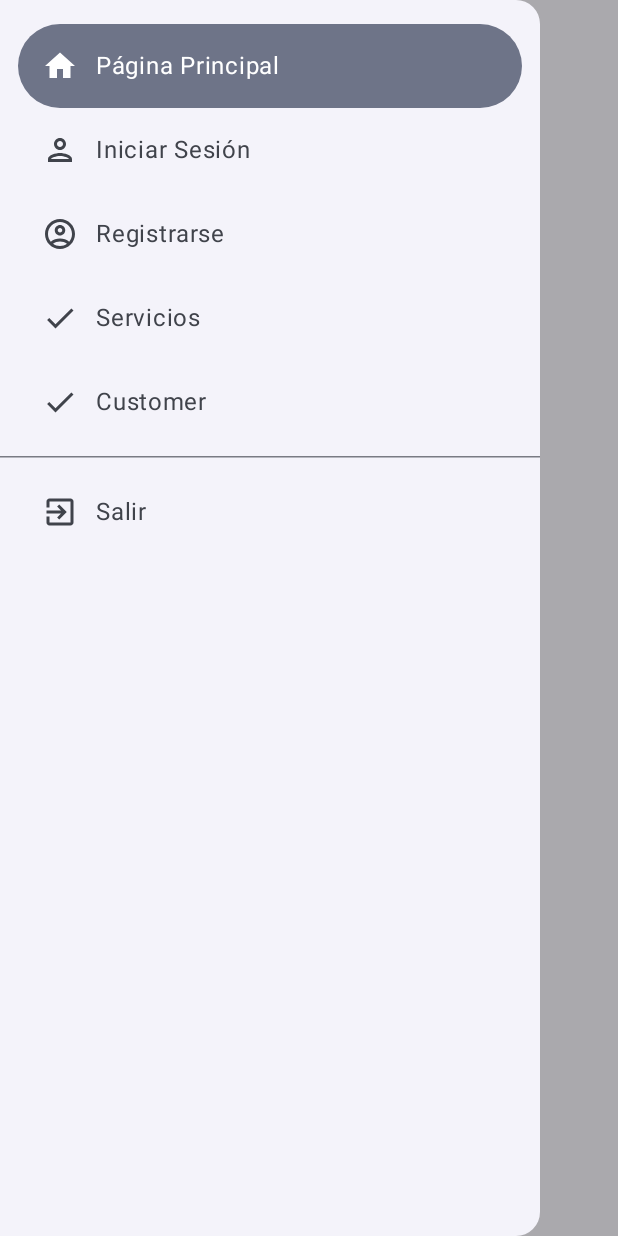
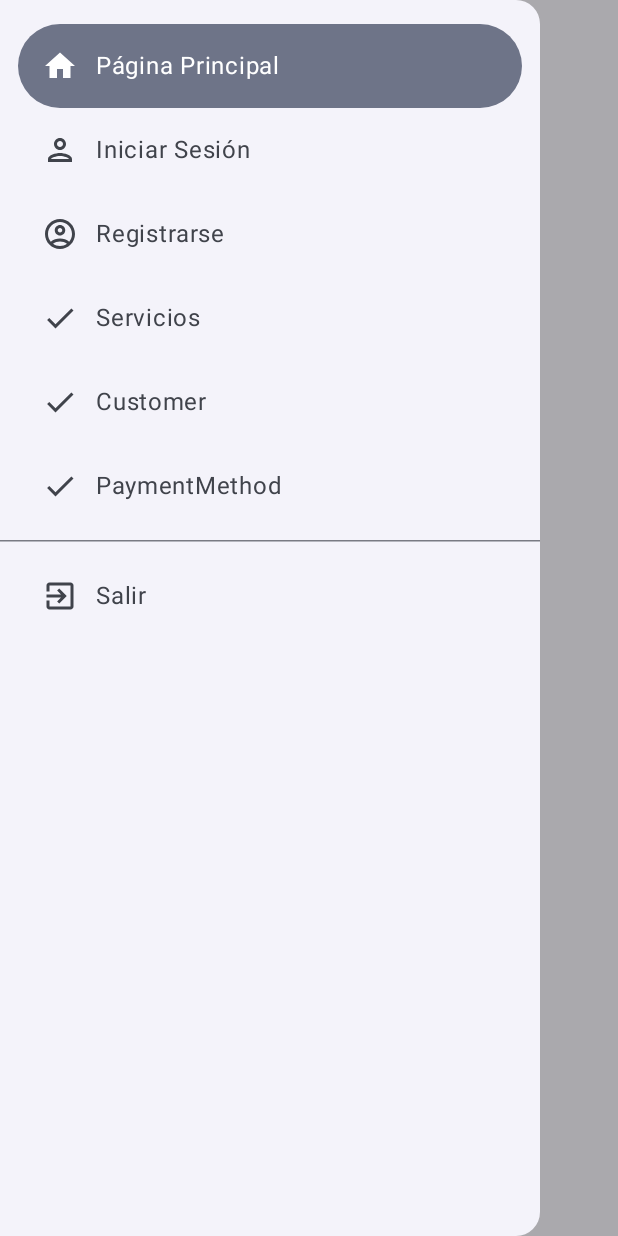
Before and after one commit to jorgeesg26/TFGPacoSalgueroMovil, an Android app built with Jetpack Compose: the screen it shows after launch (MainActivity), after a tap on "Menu", on a phone screen of 412 x 824 dp. Run offline under Robolectric (Android 15) with nearby library versions, the phone set to English and light mode, and no system bars; Roboto replaces fonts that are not available here.

Commit message:
lógica de payment method / customer añadida
comprobar funcionamiento

```diff
--- a/TFG_Movil/app/src/main/java/com/example/tfg_movil/MainActivity.kt
+++ b/TFG_Movil/app/src/main/java/com/example/tfg_movil/MainActivity.kt
@@ -14,10 +14,12 @@ import com.example.tfg_movil.model.authentication.classes.RetrofitInstance
 import com.example.tfg_movil.model.customer.CustomerRepository
 import com.example.tfg_movil.model.navigation.AppNavigation
 import com.example.tfg_movil.model.navigation.NavigationDrawer
+import com.example.tfg_movil.model.paymentMethod.PaymentMethodRepository
 import com.example.tfg_movil.model.services.ServiceRepository
 import com.example.tfg_movil.ui.theme.TFG_MovilTheme
 import com.example.tfg_movil.viewmodel.ViewModelAuth
 import com.example.tfg_movil.viewmodel.ViewModelCustomer
+import com.example.tfg_movil.viewmodel.ViewModelPaymentMethod
 import com.example.tfg_movil.viewmodel.ViewModelService
 
 class MainActivity : ComponentActivity() {
@@ -26,7 +28,9 @@ class MainActivity : ComponentActivity() {
         setContent {
             val navController = rememberNavController()
             val context = LocalContext.current
+            val application = context.applicationContext as Application
             val serviceClient = RetrofitInstance.serviceClient
+            val paymentMethodClient = RetrofitInstance.paymentMethodClient
 
             val serviceViewModel: ViewModelService = viewModel {
                 ViewModelService(Application(),ServiceRepository(serviceClient))
@@ -34,6 +38,8 @@ class MainActivity : ComponentActivity() {
             val customerViewModel: ViewModelCustomer = viewModel {
                 ViewModelCustomer(CustomerRepository())
             }
+
+            val paymentMethodViewModel = ViewModelPaymentMethod(application, PaymentMethodRepository(paymentMethodClient))
 
 
             val authViewModel: ViewModelAuth = viewModel { ViewModelAuth(AuthRepository(), context) }
@@ -48,7 +54,8 @@ class MainActivity : ComponentActivity() {
                         authState = authViewModel.authState.collectAsState().value,
                         authViewModel = authViewModel,
                         serviceViewModel = serviceViewModel,
-                        customerViewModel = customerViewModel
+                        customerViewModel = customerViewModel,
+                        paymentMethodViewModel = paymentMethodViewModel
                     )
 
                 }
--- a/TFG_Movil/app/src/main/java/com/example/tfg_movil/model/authentication/classes/RetrofitInstance.kt
+++ b/TFG_Movil/app/src/main/java/com/example/tfg_movil/model/authentication/classes/RetrofitInstance.kt
@@ -2,6 +2,7 @@ package com.example.tfg_movil.model.authentication.classes
 
 import com.example.tfg_movil.model.customer.CustomerClient
 import com.example.tfg_movil.model.services.ServiceClient
+import com.example.tfg_movil.model.paymentMethod.PaymentMethodClient
 import okhttp3.OkHttpClient
 import retrofit2.Retrofit
 import retrofit2.converter.gson.GsonConverterFactory
@@ -45,5 +46,8 @@ object RetrofitInstance {
     val customerClient: CustomerClient by lazy {
         retrofit.create(CustomerClient::class.java)
     }
+    val paymentMethodClient: PaymentMethodClient by lazy {
+        retrofit.create(PaymentMethodClient::class.java)
+    }
 
 }
--- a/TFG_Movil/app/src/main/java/com/example/tfg_movil/model/navigation/AppNavigation.kt
+++ b/TFG_Movil/app/src/main/java/com/example/tfg_movil/model/navigation/AppNavigation.kt
@@ -21,14 +21,20 @@ import androidx.compose.material3.DrawerValue
 import androidx.compose.material3.ModalDrawerSheet
 import androidx.compose.ui.unit.dp
 import com.example.tfg_movil.viewmodel.ViewModelCustomer
+import com.example.tfg_movil.viewmodel.ViewModelPaymentMethod
 import com.example.tfg_movil.viewmodel.ViewModelService
 import com.example.tfg_movil.views.CustomerScreen
 import com.example.tfg_movil.views.Main
+import com.example.tfg_movil.views.PaymentMethodScreen
 import com.example.tfg_movil.views.ServiceScreen
 
 
 @Composable
-fun AppNavigation(navController: NavHostController, authState: AuthState, authViewModel: ViewModelAuth,serviceViewModel: ViewModelService,customerViewModel: ViewModelCustomer) {
+fun AppNavigation(navController: NavHostController, authState: AuthState, authViewModel: ViewModelAuth,
+                  serviceViewModel: ViewModelService,customerViewModel: ViewModelCustomer,
+                  paymentMethodViewModel: ViewModelPaymentMethod) {
+
+
     val context = LocalContext.current
     val drawerState = rememberDrawerState(initialValue = DrawerValue.Closed)
     val scope = rememberCoroutineScope()
@@ -64,8 +70,9 @@ fun AppNavigation(navController: NavHostController, authState: AuthState, authVi
             composable(RutasNavegacion.Customer.route) {
                 CustomerScreen(customerViewModel)
             }
-
-
+            composable(RutasNavegacion.PaymentMethod.route) {
+                PaymentMethodScreen(paymentMethodViewModel)
+            }
         }
     }
 }
--- a/TFG_Movil/app/src/main/java/com/example/tfg_movil/model/navigation/NavigationDrawer.kt
+++ b/TFG_Movil/app/src/main/java/com/example/tfg_movil/model/navigation/NavigationDrawer.kt
@@ -82,6 +82,11 @@ fun NavigationDrawer(
             route = RutasNavegacion.Servicios.route
         ),NavigationItems(
             title = "Customer",
+            selectedIcon = Icons.Filled.Face,
+            unselectedIcon = Icons.Outlined.Check,
+            route = RutasNavegacion.Customer.route
+        ),NavigationItems(
+            title = "PaymentMethod",
             selectedIcon = Icons.Filled.Face,
             unselectedIcon = Icons.Outlined.Check,
             route = RutasNavegacion.Customer.route
--- a/TFG_Movil/app/src/main/java/com/example/tfg_movil/model/navigation/RutasNavegacion.kt
+++ b/TFG_Movil/app/src/main/java/com/example/tfg_movil/model/navigation/RutasNavegacion.kt
@@ -6,5 +6,5 @@ sealed class RutasNavegacion(val route: String) {
     object Register: RutasNavegacion("Register")
     object Servicios : RutasNavegacion("Servicios")
     object Customer : RutasNavegacion("Customer")
-
+    object PaymentMethod : RutasNavegacion("PaymentMethod")
 }
--- /dev/null
+++ b/TFG_Movil/app/src/main/java/com/example/tfg_movil/model/paymentMethod/PaymentMethodClient.kt
@@ -0,0 +1,21 @@
+package com.example.tfg_movil.model.paymentMethod
+
+import retrofit2.Response
+import retrofit2.http.*
+
+interface PaymentMethodClient {
+    @GET("api/PaymentMethod")
+    suspend fun getAll(): List<PaymentMethod>
+
+    @POST("api/PaymentMethod")
+    suspend fun create(@Body method: PaymentMethod): Response<PaymentMethod>
+
+    @PUT("api/PaymentMethod/{id}")
+    suspend fun update(@Path("id") id: Int, @Body method: PaymentMethod): Response<PaymentMethod>
+
+    @DELETE("api/PaymentMethod/{id}")
+    suspend fun delete(
+        @Path("id") id: Int,
+        @Header("Authorization") token: String
+    ): Response<Unit>
+}
```
Also changed, not shown: TFG_Movil/app/src/main/java/com/example/tfg_movil/model/paymentMethod/PaymentMethod.kt (added, +21 -0 lines), TFG_Movil/app/src/main/java/com/example/tfg_movil/model/paymentMethod/PaymentMethodRepository.kt (added, +34 -0 lines), TFG_Movil/app/src/main/java/com/example/tfg_movil/viewmodel/ViewModelPaymentMethod.kt (added, +86 -0 lines), TFG_Movil/app/src/main/java/com/example/tfg_movil/views/CustomerScreen.kt (+8 -8 lines), TFG_Movil/app/src/main/java/com/example/tfg_movil/views/PaymentMethodScreen.kt (added, +172 -0 lines).
